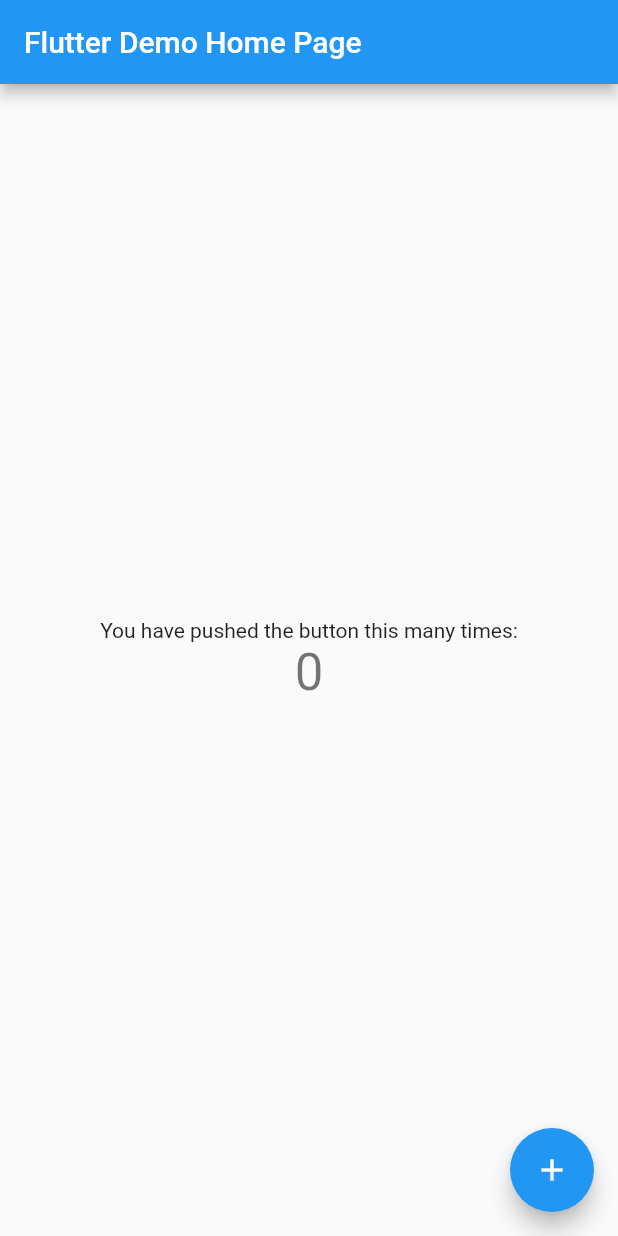
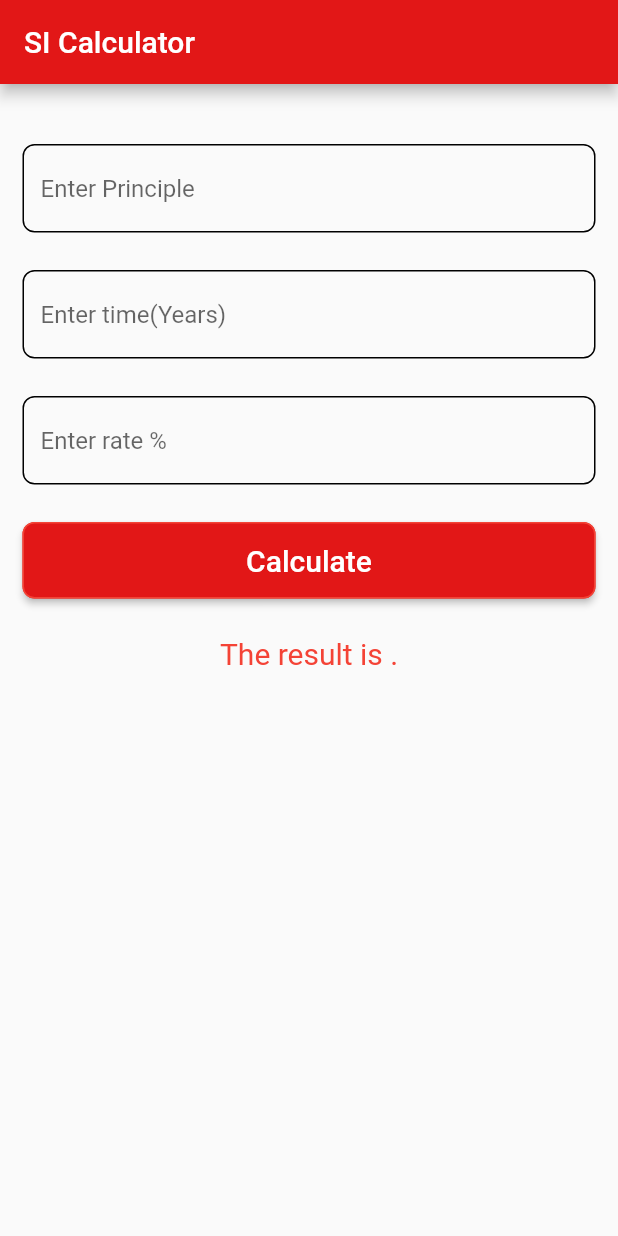
Before and after one commit to rishi89-g/SI-Calculator, a Flutter app: the screen it shows after launch, on a phone screen of 412 x 824 dp. Run offline on Flutter 3.47's test engine with Material 2 defaults, Android fonts, the phone set to English and light mode, and no system bars.

Commit message:
project done

```diff
--- a/lib/main.dart
+++ b/lib/main.dart
@@ -1,115 +1,128 @@
 import 'package:flutter/material.dart';
 
-void main() {
-  runApp(const MyApp());
+void main() => runApp(const MaterialApp(
+      debugShowCheckedModeBanner: false,
+      title: "SI calculator",
+      home: HomePage(),
+    ));
+
+class HomePage extends StatefulWidget {
+  const HomePage({super.key});
+
+  @override
+  State<HomePage> createState() => _HomePageState();
 }
 
-class MyApp extends StatelessWidget {
-  const MyApp({super.key});
+class _HomePageState extends State<HomePage> {
+  String p = '', t = '', r = '', result = '';
 
-  // This widget is the root of your application.
   @override
   Widget build(BuildContext context) {
-    return MaterialApp(
-      title: 'Flutter Demo',
-      theme: ThemeData(
-        // This is the theme of your application.
-        //
-        // Try running your application with "flutter run". You'll see the
-        // application has a blue toolbar. Then, without quitting the app, try
-        // changing the primarySwatch below to Colors.green and then invoke
-        // "hot reload" (press "r" in the console where you ran "flutter run",
-        // or simply save your changes to "hot reload" in a Flutter IDE).
-        // Notice that the counter didn't reset back to zero; the application
-        // is not restarted.
-        primarySwatch: Colors.blue,
+    return Scaffold(
+      appBar: AppBar(
+        title: const Text(
+          "SI Calculator",
+        ),
+        backgroundColor: mycolor,
       ),
-      home: const MyHomePage(title: 'Flutter Demo Home Page'),
+      body: Container(
+        padding: const EdgeInsets.all(15),
+        child: ListView(children: [
+          SizedBox(
+            height: 25,
+          ),
+          TextField(
+            onChanged: (val) {
+              p = val;
+            },
+            keyboardType: TextInputType.number,
+            decoration: InputDecoration(
+              hintText: "Enter Principle",
+              enabledBorder: OutlineInputBorder(
+                borderSide: BorderSide(color: Colors.black),
+                borderRadius: BorderRadius.all(Radius.circular(8)),
+              ),
+              focusedBorder: OutlineInputBorder(
+                borderSide: BorderSide(color: Colors.black),
+                borderRadius: BorderRadius.all(Radius.circular(8)),
+              ),
+            ),
+          ),
+          SizedBox(
+            height: 25,
+          ),
+          TextField(
+            onChanged: (val) {
+              t = val;
+            },
+            keyboardType: TextInputType.number,
+            decoration: InputDecoration(
+              hintText: "Enter time(Years)",
+              enabledBorder: OutlineInputBorder(
+                borderSide: BorderSide(color: Colors.black),
+                borderRadius: BorderRadius.all(Radius.circular(8)),
+              ),
+              focusedBorder: OutlineInputBorder(
+                borderSide: BorderSide(color: Colors.black),
+                borderRadius: BorderRadius.all(Radius.circular(8)),
+              ),
+            ),
+          ),
+          SizedBox(
+            height: 25,
+          ),
+          TextField(
+            onChanged: (val) {
+              r = val;
+            },
+            keyboardType: TextInputType.number,
+            decoration: InputDecoration(
+              hintText: "Enter rate %",
+              enabledBorder: OutlineInputBorder(
+                borderSide: BorderSide(color: Colors.black),
+                borderRadius: BorderRadius.all(Radius.circular(8)),
+              ),
+              focusedBorder: OutlineInputBorder(
+                borderSide: BorderSide(color: Colors.black),
+                borderRadius: BorderRadius.all(Radius.circular(8)),
+              ),
+            ),
+          ),
+          SizedBox(
+            height: 25,
+          ),
+          MaterialButton(
+            shape: RoundedRectangleBorder(
+              borderRadius: BorderRadius.all(Radius.circular(8)),
+              side: BorderSide(color: Colors.red),
+            ),
+            height: 51,
+            color: mycolor,
+            onPressed: () {
+              setState(() {
+                result =
+                    (double.parse(p) * double.parse(t) * double.parse(r) / 100)
+                        .toString();
+              });
+            },
+            child: Text(
+              "Calculate",
+              style: TextStyle(color: Colors.white, fontSize: 20),
+            ),
+          ),
+          SizedBox(
+            height: 25,
+          ),
+          Center(
+            child: Text(
+              "The result is $result.",
+              style: TextStyle(color: Colors.red, fontSize: 20),
+            ),
+          )
+        ]),
+      ),
     );
   }
 }
 
-class MyHomePage extends StatefulWidget {
-  const MyHomePage({super.key, required this.title});
-
-  // This widget is the home page of your application. It is stateful, meaning
-  // that it has a State object (defined below) that contains fields that affect
-  // how it looks.
-
-  // This class is the configuration for the state. It holds the values (in this
-  // case the title) provided by the parent (in this case the App widget) and
-  // used by the build method of the State. Fields in a Widget subclass are
-  // always marked "final".
-
-  final String title;
-
-  @override
-  State<MyHomePage> createState() => _MyHomePageState();
-}
-
-class _MyHomePageState extends State<MyHomePage> {
-  int _counter = 0;
-
-  void _incrementCounter() {
-    setState(() {
-      // This call to setState tells the Flutter framework that something has
-      // changed in this State, which causes it to rerun the build method below
-      // so that the display can reflect the updated values. If we changed
-      // _counter without calling setState(), then the build method would not be
-      // called again, and so nothing would appear to happen.
-      _counter++;
-    });
-  }
-
-  @override
-  Widget build(BuildContext context) {
-    // This method is rerun every time setState is called, for instance as done
-    // by the _incrementCounter method above.
-    //
-    // The Flutter framework has been optimized to make rerunning build methods
-    // fast, so that you can just rebuild anything that needs updating rather
-    // than having to individually change instances of widgets.
-    return Scaffold(
-      appBar: AppBar(
-        // Here we take the value from the MyHomePage object that was created by
-        // the App.build method, and use it to set our appbar title.
-        title: Text(widget.title),
-      ),
-      body: Center(
-        // Center is a layout widget. It takes a single child and positions it
-        // in the middle of the parent.
-        child: Column(
-          // Column is also a layout widget. It takes a list of children and
-          // arranges them vertically. By default, it sizes itself to fit its
-          // children horizontally, and tries to be as tall as its parent.
-          //
-          // Invoke "debug painting" (press "p" in the console, choose the
-          // "Toggle Debug Paint" action from the Flutter Inspector in Android
-          // Studio, or the "Toggle Debug Paint" command in Visual Studio Code)
-          // to see the wireframe for each widget.
-          //
-          // Column has various properties to control how it sizes itself and
-          // how it positions its children. Here we use mainAxisAlignment to
-          // center the children vertically; the main axis here is the vertical
-          // axis because Columns are vertical (the cross axis would be
-          // horizontal).
-          mainAxisAlignment: MainAxisAlignment.center,
-          children: <Widget>[
-            const Text(
-              'You have pushed the button this many times:',
-            ),
-            Text(
-              '$_counter',
-              style: Theme.of(context).textTheme.headline4,
-            ),
-          ],
-        ),
-      ),
-      floatingActionButton: FloatingActionButton(
-        onPressed: _incrementCounter,
-        tooltip: 'Increment',
-        child: const Icon(Icons.add),
-      ), // This trailing comma makes auto-formatting nicer for build methods.
-    );
-  }
-}
+const mycolor = Color(0xffE21717);
```
